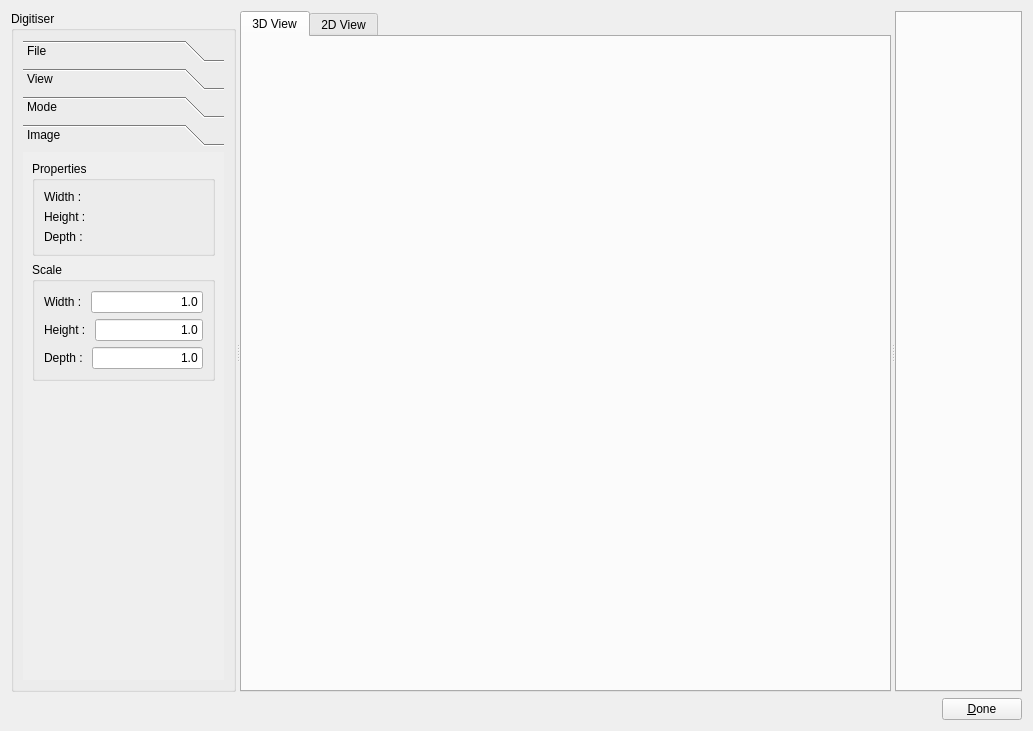
The window that segmentationstep/widgets/qt/segmentationwidget.ui (tsalemink/segmentationstep) describes before a commit, drawn with Qt 5.
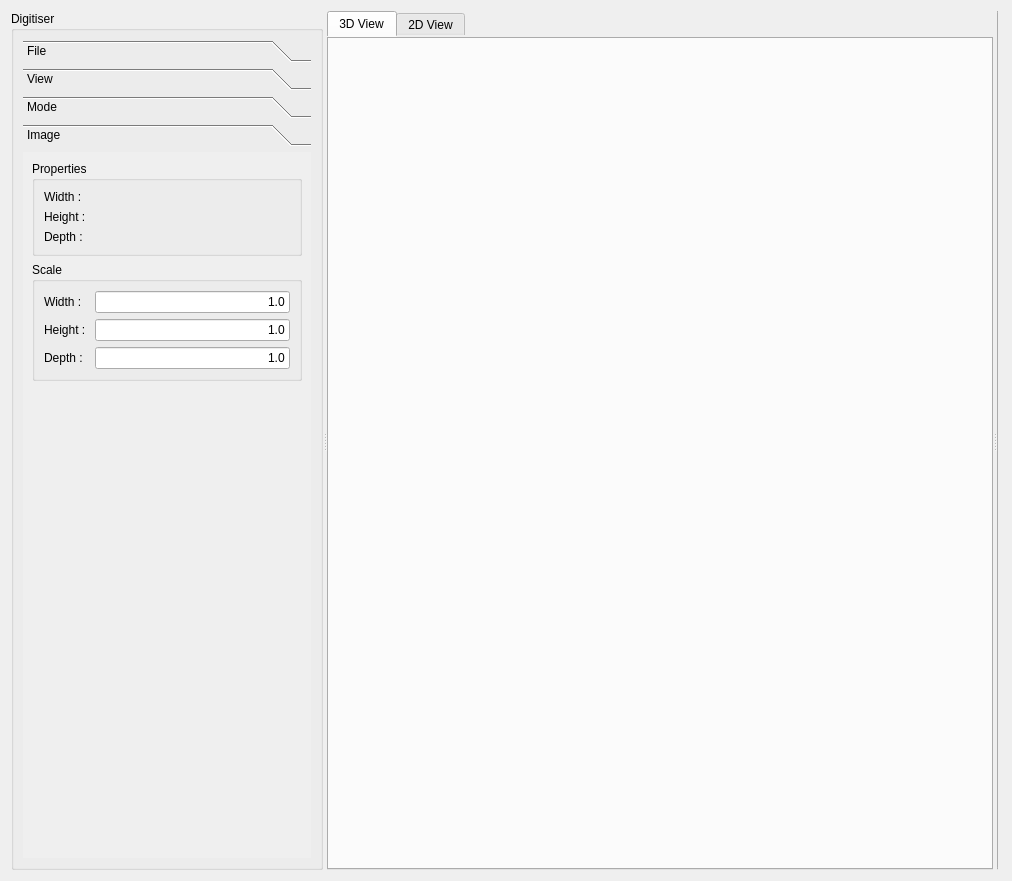
The same window after the commit. The open tabs and pages were chosen to show the change. Custom widgets are drawn as their Qt base class.

Commit message: Moving towards adding the ability to move tabs from a stacked view to a side-by-side view.

```diff
--- a/segmentationstep/widgets/qt/segmentationwidget.ui
+++ b/segmentationstep/widgets/qt/segmentationwidget.ui
@@ -6,20 +6,20 @@
    <rect>
     <x>0</x>
     <y>0</y>
-    <width>1033</width>
-    <height>731</height>
+    <width>1012</width>
+    <height>881</height>
    </rect>
   </property>
   <property name="windowTitle">
    <string>Form</string>
   </property>
-  <layout class="QGridLayout" name="gridLayout_2">
-   <item row="0" column="0">
+  <layout class="QHBoxLayout" name="horizontalLayout">
+   <item>
     <widget class="QSplitter" name="splitter">
      <property name="orientation">
       <enum>Qt::Horizontal</enum>
      </property>
-     <widget class="GroupBox" name="groupBox">
+     <widget class="QGroupBox" name="groupBox">
       <property name="sizePolicy">
        <sizepolicy hsizetype="Minimum" vsizetype="Expanding">
         <horstretch>0</horstretch>
@@ -45,21 +45,34 @@
           </sizepolicy>
          </property>
          <property name="currentIndex">
-          <number>2</number>
+          <number>3</number>
          </property>
          <widget class="QWidget" name="file">
           <property name="geometry">
            <rect>
             <x>0</x>
             <y>0</y>
-            <width>184</width>
-            <height>234</height>
+            <width>305</width>
+            <height>665</height>
            </rect>
           </property>
           <attribute name="label">
            <string>File</string>
           </attribute>
-          <layout class="QGridLayout" name="gridLayout">
+          <layout class="QGridLayout" name="gridLayout_2">
+           <item row="0" column="2">
+            <spacer name="horizontalSpacer_2">
+             <property name="orientation">
+              <enum>Qt::Horizontal</enum>
+             </property>
+             <property name="sizeHint" stdset="0">
+              <size>
+               <width>190</width>
+               <height>20</height>
+              </size>
+             </property>
+            </spacer>
+           </item>
            <item row="1" column="0">
             <widget class="QPushButton" name="_pushButtonLoad">
              <property name="text">
@@ -74,19 +87,6 @@
              </property>
             </widget>
            </item>
-           <item row="0" column="1">
-            <spacer name="horizontalSpacer_2">
-             <property name="orientation">
-              <enum>Qt::Horizontal</enum>
-             </property>
-             <property name="sizeHint" stdset="0">
-              <size>
-               <width>40</width>
-               <height>20</height>
-              </size>
-             </property>
-            </spacer>
-           </item>
            <item row="2" column="0">
             <spacer name="verticalSpacer_4">
              <property name="orientation">
@@ -94,12 +94,19 @@
              </property>
              <property name="sizeHint" stdset="0">
               <size>
-               <width>20</width>
-               <height>40</height>
+               <width>17</width>
+               <height>527</height>
               </size>
              </property>
             </spacer>
            </item>
+           <item row="3" column="0">
+            <widget class="QPushButton" name="doneButton">
+             <property name="text">
+              <string>&amp;Done</string>
+             </property>
+            </widget>
+           </item>
           </layout>
          </widget>
          <widget class="QWidget" name="view">
@@ -107,8 +114,8 @@
            <rect>
             <x>0</x>
             <y>0</y>
-            <width>227</width>
-            <height>455</height>
+            <width>305</width>
+            <height>665</height>
            </rect>
           </property>
           <attribute name="label">
@@ -162,6 +169,12 @@
               </item>
               <item>
                <widget class="QDoubleSpinBox" name="_doubleSpinBoxNormalArrow">
+                <property name="sizePolicy">
+                 <sizepolicy hsizetype="Preferred" vsizetype="Fixed">
+                  <horstretch>0</horstretch>
+                  <verstretch>0</verstretch>
+                 </sizepolicy>
+                </property>
                 <property name="minimum">
                  <double>0.010000000000000</double>
                 </property>
@@ -179,6 +192,12 @@
               </item>
               <item>
                <widget class="QDoubleSpinBox" name="_doubleSpinBoxRotationCentre">
+                <property name="sizePolicy">
+                 <sizepolicy hsizetype="Preferred" vsizetype="Fixed">
+                  <horstretch>0</horstretch>
+                  <verstretch>0</verstretch>
+                 </sizepolicy>
+                </property>
                 <property name="minimum">
                  <double>0.010000000000000</double>
                 </property>
@@ -196,6 +215,12 @@
               </item>
               <item>
                <widget class="QDoubleSpinBox" name="_doubleSpinBoxSegmentationPoint">
+                <property name="sizePolicy">
+                 <sizepolicy hsizetype="Preferred" vsizetype="Fixed">
+                  <horstretch>0</horstretch>
+                  <verstretch>0</verstretch>
+                 </sizepolicy>
+                </property>
                 <property name="minimum">
                  <double>0.010000000000000</double>
                 </property>
@@ -247,7 +272,7 @@
             </widget>
            </item>
            <item>
-            <layout class="QHBoxLayout" name="horizontalLayout_4">
+            <layout class="QHBoxLayout" name="horizontalLayout_3">
              <item>
               <widget class="QPushButton" name="_pushButtonViewAll">
                <property name="text">
@@ -256,7 +281,7 @@
               </widget>
              </item>
              <item>
-              <spacer name="horizontalSpacer_3">
+              <spacer name="horizontalSpacer">
                <property name="orientation">
                 <enum>Qt::Horizontal</enum>
                </property>
@@ -271,20 +296,7 @@
             </layout>
            </item>
            <item>
-            <spacer name="verticalSpacer_2">
-             <property name="orientation">
-              <enum>Qt::Vertical</enum>
-             </property>
-             <property name="sizeHint" stdset="0">
-              <size>
-               <width>20</width>
-               <height>40</height>
-              </size>
-             </property>
-            </spacer>
-           </item>
-           <item>
-            <layout class="QHBoxLayout" name="horizontalLayout_3">
+            <layout class="QHBoxLayout" name="horizontalLayout_4">
              <item>
               <widget class="QPushButton" name="_pushButtonReset">
                <property name="text">
@@ -293,20 +305,33 @@
               </widget>
              </item>
              <item>
-              <spacer name="horizontalSpacer_4">
+              <spacer name="horizontalSpacer_3">
                <property name="orientation">
                 <enum>Qt::Horizontal</enum>
                </property>
                <property name="sizeHint" stdset="0">
                 <size>
-                 <width>37</width>
-                 <height>17</height>
+                 <width>40</width>
+                 <height>20</height>
                 </size>
                </property>
               </spacer>
              </item>
             </layout>
            </item>
+           <item>
+            <spacer name="verticalSpacer_2">
+             <property name="orientation">
+              <enum>Qt::Vertical</enum>
+             </property>
+             <property name="sizeHint" stdset="0">
+              <size>
+               <width>20</width>
+               <height>40</height>
+              </size>
+             </property>
+            </spacer>
+           </item>
           </layout>
          </widget>
          <widget class="QWidget" name="mode">
@@ -314,8 +339,8 @@
            <rect>
             <x>0</x>
             <y>0</y>
-            <width>184</width>
-            <height>234</height>
+            <width>305</width>
+            <height>665</height>
            </rect>
           </property>
           <attribute name="label">
@@ -397,8 +422,8 @@
            <rect>
             <x>0</x>
             <y>0</y>
-            <width>170</width>
-            <height>244</height>
+            <width>305</width>
+            <height>665</height>
            </rect>
           </property>
           <attribute name="label">
@@ -410,17 +435,15 @@
              <property name="title">
               <string>Properties</string>
              </property>
-             <layout class="QVBoxLayout" name="verticalLayout_5">
-              <item>
-               <layout class="QHBoxLayout" name="horizontalLayout_2">
-                <item>
+             <layout class="QFormLayout" name="formLayout_2">
+              <item row="0" column="0">
                  <widget class="QLabel" name="label">
                   <property name="text">
                    <string>Width : </string>
                   </property>
                  </widget>
                 </item>
-                <item>
+              <item row="0" column="1">
                  <widget class="QLabel" name="_labelmageWidth">
                   <property name="text">
                    <string/>
@@ -430,18 +453,14 @@
                   </property>
                  </widget>
                 </item>
-               </layout>
-              </item>
-              <item>
-               <layout class="QHBoxLayout" name="horizontalLayout_5">
-                <item>
+              <item row="1" column="0">
                  <widget class="QLabel" name="label_2">
                   <property name="text">
                    <string>Height : </string>
                   </property>
                  </widget>
                 </item>
-                <item>
+              <item row="1" column="1">
                  <widget class="QLabel" name="_labelmageHeight">
                   <property name="text">
                    <string/>
@@ -451,18 +470,14 @@
                   </property>
                  </widget>
                 </item>
-               </layout>
-              </item>
-              <item>
-               <layout class="QHBoxLayout" name="horizontalLayout_6">
-                <item>
+              <item row="2" column="0">
                  <widget class="QLabel" name="label_3">
                   <property name="text">
                    <string>Depth : </string>
                   </property>
                  </widget>
                 </item>
-                <item>
+              <item row="2" column="1">
                  <widget class="QLabel" name="_labelmageDepth">
                   <property name="text">
                    <string/>
@@ -473,8 +488,6 @@
                  </widget>
                 </item>
                </layout>
-              </item>
-             </layout>
             </widget>
            </item>
            <item>
@@ -482,18 +495,22 @@
              <property name="title">
               <string>Scale</string>
              </property>
-             <layout class="QVBoxLayout" name="verticalLayout_7">
-              <item>
-               <layout class="QHBoxLayout" name="horizontalLayout_7">
-                <item>
+             <layout class="QFormLayout" name="formLayout">
+              <item row="0" column="0">
                  <widget class="QLabel" name="label_4">
                   <property name="text">
                    <string>Width : </string>
                   </property>
                  </widget>
                 </item>
-                <item>
+              <item row="0" column="1">
                  <widget class="QLineEdit" name="_lineEditWidthScale">
+                <property name="sizePolicy">
+                 <sizepolicy hsizetype="Preferred" vsizetype="Fixed">
+                  <horstretch>0</horstretch>
+                  <verstretch>0</verstretch>
+                 </sizepolicy>
+                </property>
                   <property name="text">
                    <string>1.0</string>
                   </property>
@@ -502,19 +519,27 @@
                   </property>
                  </widget>
                 </item>
-               </layout>
-              </item>
-              <item>
-               <layout class="QHBoxLayout" name="horizontalLayout_8">
-                <item>
+              <item row="1" column="0">
                  <widget class="QLabel" name="label_5">
+                <property name="sizePolicy">
+                 <sizepolicy hsizetype="Minimum" vsizetype="Preferred">
+                  <horstretch>0</horstretch>
+                  <verstretch>0</verstretch>
+                 </sizepolicy>
+                </property>
                   <property name="text">
                    <string>Height : </string>
                   </property>
                  </widget>
                 </item>
-                <item>
+              <item row="1" column="1">
                  <widget class="QLineEdit" name="_lineEditHeightScale">
+                <property name="sizePolicy">
+                 <sizepolicy hsizetype="Preferred" vsizetype="Fixed">
+                  <horstretch>0</horstretch>
+                  <verstretch>0</verstretch>
+                 </sizepolicy>
+                </property>
                   <property name="text">
                    <string>1.0</string>
                   </property>
@@ -523,19 +548,27 @@
                   </property>
                  </widget>
                 </item>
-               </layout>
-              </item>
-              <item>
-               <layout class="QHBoxLayout" name="horizontalLayout_9">
-                <item>
+              <item row="2" column="0">
                  <widget class="QLabel" name="label_6">
+                <property name="sizePolicy">
+                 <sizepolicy hsizetype="Minimum" vsizetype="Preferred">
+                  <horstretch>0</horstretch>
+                  <verstretch>0</verstretch>
+                 </sizepolicy>
+                </property>
                   <property name="text">
                    <string>Depth : </string>
                   </property>
                  </widget>
                 </item>
-                <item>
+              <item row="2" column="1">
                  <widget class="QLineEdit" name="_lineEditDepthScale">
+                <property name="sizePolicy">
+                 <sizepolicy hsizetype="Preferred" vsizetype="Fixed">
+                  <horstretch>0</horstretch>
+                  <verstretch>0</verstretch>
+                 </sizepolicy>
+                </property>
                   <property name="text">
                    <string>1.0</string>
                   </property>
@@ -543,8 +576,6 @@
                    <set>Qt::AlignRight|Qt::AlignTrailing|Qt::AlignVCenter</set>
                   </property>
                  </widget>
-                </item>
-               </layout>
               </item>
              </layout>
             </widget>
@@ -571,41 +602,104 @@
      <widget class="SegmentationTabWidget" name="_tabWidget1">
       <property name="sizePolicy">
        <sizepolicy hsizetype="Expanding" vsizetype="Expanding">
-        <horstretch>1</horstretch>
-        <verstretch>1</verstretch>
+        <horstretch>100</horstretch>
+        <verstretch>0</verstretch>
        </sizepolicy>
       </property>
+      <property name="styleSheet">
+       <string notr="true">border-right: 10 px blue</string>
+      </property>
       <property name="currentIndex">
-       <number>0</number>
+       <number>1</number>
+      </property>
+      <property name="movable">
+       <bool>false</bool>
       </property>
       <widget class="QWidget" name="tab3d">
+       <property name="sizePolicy">
+        <sizepolicy hsizetype="Expanding" vsizetype="Preferred">
+         <horstretch>0</horstretch>
+         <verstretch>0</verstretch>
+        </sizepolicy>
+       </property>
        <attribute name="title">
         <string>3D View</string>
        </attribute>
        <layout class="QVBoxLayout" name="verticalLayoutTab3d">
         <item>
+         <widget class="QWidget" name="widget_1" native="true">
+          <property name="sizePolicy">
+           <sizepolicy hsizetype="Expanding" vsizetype="Expanding">
+            <horstretch>0</horstretch>
+            <verstretch>0</verstretch>
+           </sizepolicy>
+          </property>
+          <layout class="QHBoxLayout" name="horizontalLayout_10">
+           <property name="spacing">
+            <number>0</number>
+           </property>
+           <property name="leftMargin">
+            <number>0</number>
+           </property>
+           <property name="topMargin">
+            <number>0</number>
+           </property>
+           <property name="rightMargin">
+            <number>0</number>
+           </property>
+           <property name="bottomMargin">
+            <number>0</number>
+           </property>
+           <item>
          <widget class="SceneviewerWidget3D" name="_sceneviewer3d" native="true">
           <property name="sizePolicy">
            <sizepolicy hsizetype="Expanding" vsizetype="Expanding">
-            <horstretch>1</horstretch>
-            <verstretch>1</verstretch>
+               <horstretch>0</horstretch>
+               <verstretch>0</verstretch>
            </sizepolicy>
           </property>
           <property name="minimumSize">
            <size>
-            <width>30</width>
-            <height>30</height>
-           </size>
-          </property>
+               <width>100</width>
+               <height>200</height>
+              </size>
+             </property>
+            </widget>
+           </item>
+          </layout>
          </widget>
         </item>
        </layout>
       </widget>
       <widget class="QWidget" name="tab2d">
+       <property name="sizePolicy">
+        <sizepolicy hsizetype="Preferred" vsizetype="Preferred">
+         <horstretch>0</horstretch>
+         <verstretch>0</verstretch>
+        </sizepolicy>
+       </property>
        <attribute name="title">
         <string>2D View</string>
        </attribute>
-       <layout class="QVBoxLayout" name="verticalLayoutTab2d">
+       <layout class="QVBoxLayout" name="verticalLayout_13">
+        <item>
+         <widget class="QWidget" name="widget_2" native="true">
+          <layout class="QVBoxLayout" name="verticalLayout_12">
+           <property name="spacing">
+            <number>0</number>
+           </property>
+           <property name="leftMargin">
+            <number>0</number>
+           </property>
+           <property name="topMargin">
+            <number>0</number>
+           </property>
+           <property name="rightMargin">
+            <number>0</number>
+           </property>
+           <property name="bottomMargin">
+            <number>0</number>
+           </property>
         <item>
          <widget class="SceneviewerWidget2D" name="_sceneviewer2d" native="true">
           <property name="sizePolicy">
@@ -614,47 +708,45 @@
             <verstretch>0</verstretch>
            </sizepolicy>
           </property>
+             <property name="minimumSize">
+              <size>
+               <width>100</width>
+               <height>200</height>
+              </size>
+             </property>
          </widget>
         </item>
        </layout>
       </widget>
-     </widget>
-     <widget class="SegmentationTabWidget" name="_tabWidget2"/>
-    </widget>
-   </item>
-   <item row="1" column="0">
-    <layout class="QHBoxLayout" name="horizontalLayout">
-     <item>
-      <spacer name="horizontalSpacer">
-       <property name="orientation">
-        <enum>Qt::Horizontal</enum>
-       </property>
-       <property name="sizeHint" stdset="0">
+        </item>
+       </layout>
+      </widget>
+     </widget>
+     <widget class="SegmentationTabWidget" name="_tabWidgetRightDropTarget">
+      <property name="sizePolicy">
+       <sizepolicy hsizetype="Expanding" vsizetype="Expanding">
+        <horstretch>0</horstretch>
+        <verstretch>0</verstretch>
+       </sizepolicy>
+      </property>
+      <property name="minimumSize">
         <size>
-         <width>40</width>
-         <height>20</height>
-        </size>
-       </property>
-      </spacer>
-     </item>
-     <item>
-      <widget class="QPushButton" name="doneButton">
-       <property name="text">
-        <string>&amp;Done</string>
-       </property>
-      </widget>
-     </item>
-    </layout>
+        <width>0</width>
+        <height>0</height>
+       </size>
+      </property>
+      <property name="maximumSize">
+       <size>
+        <width>1</width>
+        <height>16777215</height>
+       </size>
+      </property>
+     </widget>
+    </widget>
    </item>
   </layout>
  </widget>
  <customwidgets>
-  <customwidget>
-   <class>GroupBox</class>
-   <extends>QGroupBox</extends>
-   <header>segmentationstep/widgets/groupbox.h</header>
-   <container>1</container>
-  </customwidget>
   <customwidget>
    <class>SceneviewerWidget2D</class>
    <extends>QWidget</extends>
```
Lines whose indentation alone changed are shown as unchanged. The commit also changes 4 other files.
